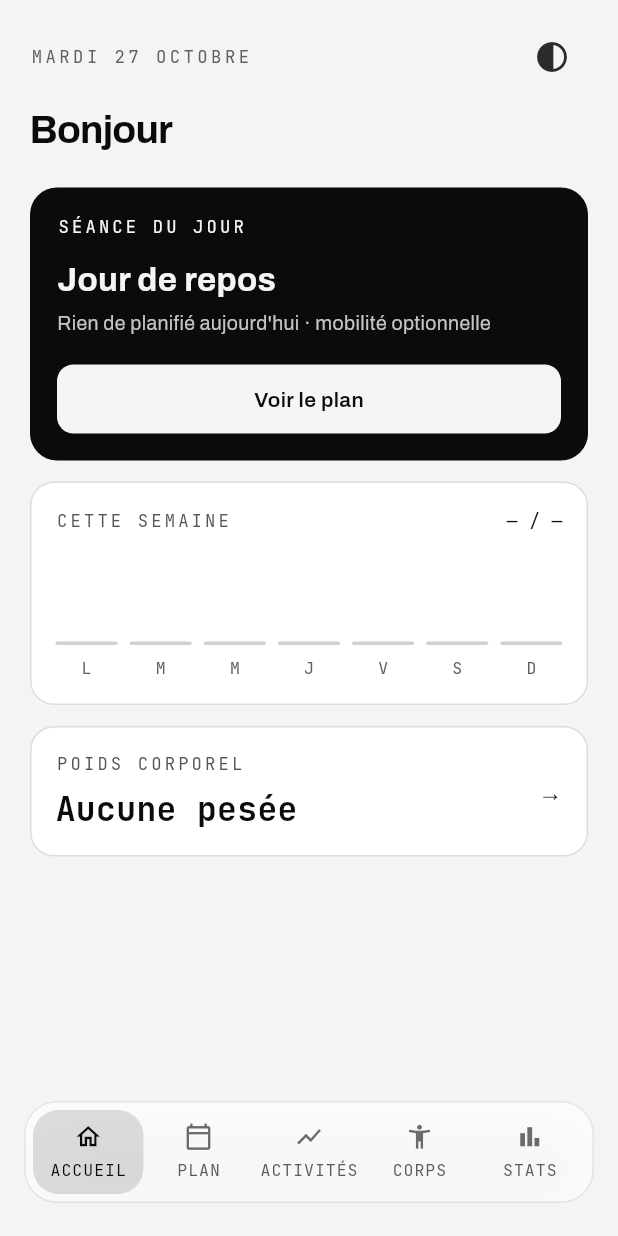
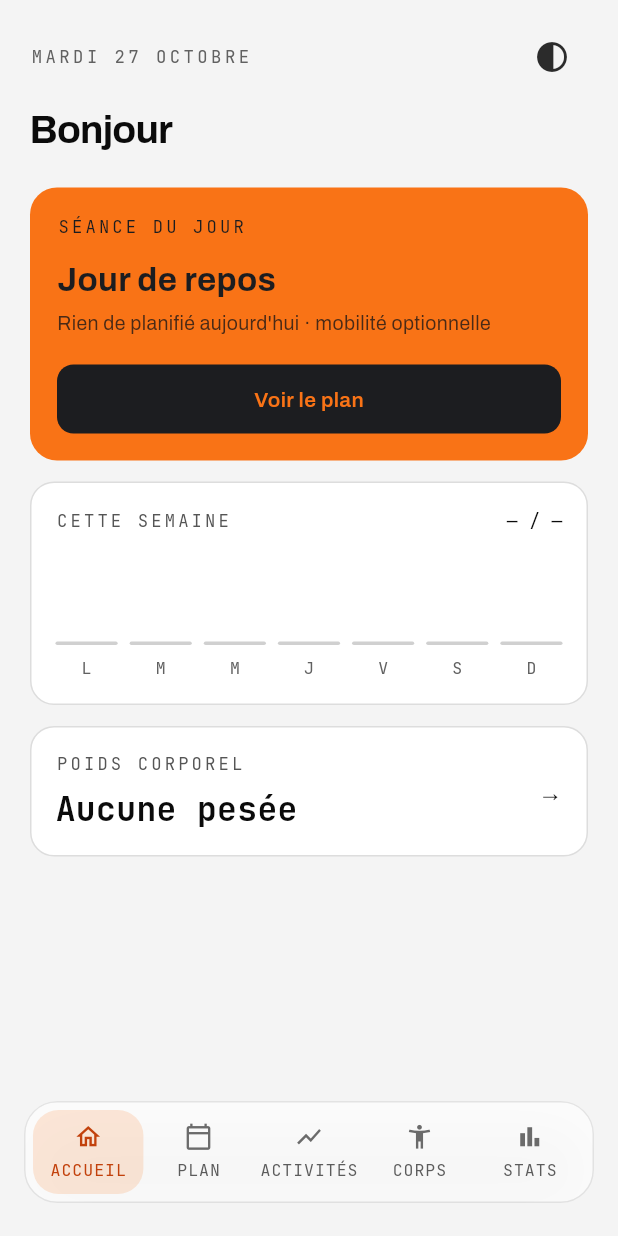
Before and after one commit to lucaslle/SportApp, a Flutter app: the screen it shows after launch, on a phone screen of 412 x 824 dp. Run offline on Flutter 3.47's test engine with Material 3 defaults, Android fonts, the phone set to English and light mode, and no system bars; our stand-ins replace file_picker, flutter_map, flutter_riverpod, flutter_secure_storage, google_fonts, latlong2.

Commit message:
Ajouter de la couleur : accent orange et une couleur par sport

```diff
--- a/fitness_tracker/lib/screens/activity_screen.dart
+++ b/fitness_tracker/lib/screens/activity_screen.dart
@@ -86,7 +86,7 @@ class ActivityScreen extends ConsumerWidget {
           child: Wrap(
             spacing: 8,
             runSpacing: 8,
-            children: [TagPill(session.sport.code), for (final tag in session.tags) TagPill(tag)],
+            children: [sportTag(session.sport), for (final tag in session.tags) TagPill(tag)],
           ),
         ),
         Text(session.title, style: AppText.screenTitle()),
@@ -285,7 +285,7 @@ class _RouteMap extends StatelessWidget {
           ),
         ),
         PolylineLayer(
-          polylines: [Polyline(points: route, color: AppColors.text, strokeWidth: 3.5)],
+          polylines: [Polyline(points: route, color: AppColors.accent, strokeWidth: 4)],
         ),
         CircleLayer(
           circles: [
--- a/fitness_tracker/lib/screens/goals_screen.dart
+++ b/fitness_tracker/lib/screens/goals_screen.dart
@@ -107,11 +107,10 @@ class GoalsScreen extends ConsumerWidget {
             child: ListRow(
               leading: Row(
                 children: [
-                  TagPill(
-                    exercise.sport.code,
+                  sportTag(
+                    exercise.sport,
                     size: 8,
                     radius: 4,
-                    color: AppColors.label,
                     spacingEm: .1,
                     padding: EdgeInsets.symmetric(horizontal: 6, vertical: 3),
                   ),
--- a/fitness_tracker/lib/screens/home_screen.dart
+++ b/fitness_tracker/lib/screens/home_screen.dart
@@ -196,7 +196,7 @@ class _TodaySessionCard extends StatelessWidget {
     return Container(
       padding: EdgeInsets.all(18),
       decoration: BoxDecoration(
-        color: AppColors.text,
+        color: AppColors.accent,
         borderRadius: BorderRadius.circular(18),
       ),
       child: Column(
@@ -208,15 +208,15 @@ class _TodaySessionCard extends StatelessWidget {
               Expanded(
                 child: Text(
                   session.done ? 'SÉANCE FAITE' : 'SÉANCE DU JOUR',
-                  style: AppText.mono(size: 10, color: AppColors.onLight, letterSpacingEm: .18),
+                  style: AppText.mono(size: 10, color: AppColors.onAccent, letterSpacingEm: .18),
                 ),
               ),
               SizedBox(width: 8),
               TagPill(
                 pill,
                 size: 10,
-                color: AppColors.onLight,
-                borderColor: AppColors.onLight,
+                color: AppColors.onAccent,
+                borderColor: AppColors.onAccent,
                 spacingEm: 0,
               ),
             ],
@@ -228,14 +228,14 @@ class _TodaySessionCard extends StatelessWidget {
               style: AppText.sans(
                 size: 22,
                 weight: FontWeight.w700,
-                color: AppColors.onLight,
+                color: AppColors.onAccent,
                 letterSpacingEm: -.01,
               ),
             ),
           ),
           Text(
             session.subtitle.isEmpty ? session.sport.label : session.subtitle,
-            style: AppText.sans(size: 13, color: AppColors.onLightMuted),
+            style: AppText.sans(size: 13, color: AppColors.onAccentMuted),
           ),
           Padding(
             padding: EdgeInsets.only(top: 16, bottom: 18),
@@ -267,9 +267,9 @@ class _TodaySessionCard extends StatelessWidget {
                 width: 52,
                 height: 46,
                 radius: 11,
-                borderColor: AppColors.onLight,
+                borderColor: AppColors.onAccent,
                 onTap: () => context.goTo(AppScreen.watch),
-                child: Text('GO', style: AppText.mono(size: 12, color: AppColors.onLight)),
+                child: Text('GO', style: AppText.mono(size: 12, color: AppColors.onAccent)),
               ),
             ],
           ),
@@ -297,8 +297,8 @@ class _DarkStat extends StatelessWidget {
     return Column(
       crossAxisAlignment: CrossAxisAlignment.start,
       children: [
-        Text(label, style: AppText.mono(size: 9, color: AppColors.onLightDim, letterSpacingEm: .14)),
-        Text(value, style: AppText.mono(size: 19, weight: FontWeight.w700, color: AppColors.onLight)),
+        Text(label, style: AppText.mono(size: 9, color: AppColors.onAccentMuted, letterSpacingEm: .14)),
+        Text(value, style: AppText.mono(size: 19, weight: FontWeight.w700, color: AppColors.onAccent)),
       ],
     );
   }
@@ -312,7 +312,7 @@ class _RestDayCard extends StatelessWidget {
     return Container(
       padding: EdgeInsets.all(18),
       decoration: BoxDecoration(
-        color: AppColors.text,
+        color: AppColors.accent,
         borderRadius: BorderRadius.circular(18),
       ),
       child: Column(
@@ -320,18 +320,18 @@ class _RestDayCard extends StatelessWidget {
         children: [
           Text(
             'SÉANCE DU JOUR',
-            style: AppText.mono(size: 10, color: AppColors.onLight, letterSpacingEm: .18),
+            style: AppText.mono(size: 10, color: AppColors.onAccent, letterSpacingEm: .18),
           ),
           Padding(
             padding: EdgeInsets.only(top: 12, bottom: 4),
             child: Text(
               'Jour de repos',
-              style: AppText.sans(size: 22, weight: FontWeight.w700, color: AppColors.onLight),
+              style: AppText.sans(size: 22, weight: FontWeight.w700, color: AppColors.onAccent),
             ),
           ),
           Text(
             'Rien de planifié aujourd\'hui · mobilité optionnelle',
-            style: AppText.sans(size: 13, color: AppColors.onLightMuted),
+            style: AppText.sans(size: 13, color: AppColors.onAccentMuted),
           ),
           SizedBox(height: 18),
           PrimaryButton(
--- a/fitness_tracker/lib/screens/rest_timer_sheet.dart
+++ b/fitness_tracker/lib/screens/rest_timer_sheet.dart
@@ -256,7 +256,7 @@ class _RestTimerSheetState extends State<_RestTimerSheet> with WidgetsBindingObs
             child: CircularProgressIndicator(
               value: (remaining / _restTotal).clamp(0, 1),
               strokeWidth: 8,
-              color: AppColors.text,
+              color: AppColors.accent,
               backgroundColor: AppColors.track,
             ),
           ),
--- a/fitness_tracker/lib/screens/session_screen.dart
+++ b/fitness_tracker/lib/screens/session_screen.dart
@@ -63,7 +63,7 @@ class SessionScreen extends ConsumerWidget {
           spacing: 8,
           runSpacing: 6,
           children: [
-            TagPill(session.sport.code),
+            sportTag(session.sport),
             for (final tag in session.tags) TagPill(tag),
           ],
         ),
--- a/fitness_tracker/lib/theme/app_theme.dart
+++ b/fitness_tracker/lib/theme/app_theme.dart
@@ -37,6 +37,10 @@ class AppPalette {
     required this.glass,
     required this.shadow,
     required this.splitBar,
+    required this.accent,
+    required this.onAccent,
+    required this.onAccentMuted,
+    required this.accentText,
     required this.isDark,
   });
 
@@ -78,6 +82,14 @@ class AppPalette {
   final Color shadow;
   /// Barres des temps au km.
   final Color splitBar;
+  /// Couleur d'accent orange : boutons principaux, carte du jour, onglet actif.
+  final Color accent;
+  /// Texte posé sur l'accent.
+  final Color onAccent;
+  /// Texte secondaire posé sur l'accent.
+  final Color onAccentMuted;
+  /// Accent lisible sur le fond : textes, courbes, tracés.
+  final Color accentText;
   final bool isDark;
 
   static const AppPalette dark = AppPalette(
@@ -113,6 +125,10 @@ class AppPalette {
     glass: Color(0xB82A2B30),
     shadow: Color(0x66000000),
     splitBar: Color(0xFFE0E0E2),
+    accent: Color(0xFFF97316),
+    onAccent: Color(0xFF1C1D20),
+    onAccentMuted: Color(0xFF4A2A16),
+    accentText: Color(0xFFFB923C),
     isDark: true,
   );
 
@@ -149,6 +165,10 @@ class AppPalette {
     glass: Color(0xCCFFFFFF),
     shadow: Color(0x1F000000),
     splitBar: Color(0xFF2B2B2B),
+    accent: Color(0xFFF97316),
+    onAccent: Color(0xFF1C1D20),
+    onAccentMuted: Color(0xFF4A2A16),
+    accentText: Color(0xFFC2410C),
     isDark: false,
   );
 }
@@ -160,6 +180,11 @@ abstract final class AppColors {
   static AppPalette get palette => _palette;
 
   static void use(AppPalette palette) => _palette = palette;
+
+  static Color get accent => _palette.accent;
+  static Color get onAccent => _palette.onAccent;
+  static Color get onAccentMuted => _palette.onAccentMuted;
+  static Color get accentText => _palette.accentText;
 
   static Color get background => _palette.background;
   static Color get card => _palette.card;
--- a/fitness_tracker/lib/widgets/glass_tab_bar.dart
+++ b/fitness_tracker/lib/widgets/glass_tab_bar.dart
@@ -60,8 +60,8 @@ class _TabButton extends StatelessWidget {
 
   @override
   Widget build(BuildContext context) {
-    final iconColor = selected ? AppColors.text : AppColors.dim;
-    final labelColor = selected ? AppColors.text : AppColors.muted;
+    final iconColor = selected ? AppColors.accentText : AppColors.dim;
+    final labelColor = selected ? AppColors.accentText : AppColors.muted;
     return GestureDetector(
       behavior: HitTestBehavior.opaque,
       onTap: onTap,
@@ -69,7 +69,7 @@ class _TabButton extends StatelessWidget {
         duration: Duration(milliseconds: 160),
         height: 58,
         decoration: BoxDecoration(
-          color: selected ? AppColors.text.withValues(alpha: .13) : Colors.transparent,
+          color: selected ? AppColors.accent.withValues(alpha: .16) : Colors.transparent,
           borderRadius: BorderRadius.circular(17),
         ),
         child: Column(
--- a/fitness_tracker/lib/widgets/trend_chart.dart
+++ b/fitness_tracker/lib/widgets/trend_chart.dart
@@ -129,12 +129,12 @@ class _TrendPainter extends CustomPainter {
     canvas.drawPath(
       line,
       Paint()
-        ..color = AppColors.text
+        ..color = AppColors.accentText
         ..strokeWidth = 2.5
         ..strokeJoin = StrokeJoin.round
         ..style = PaintingStyle.stroke,
     );
-    final dot = Paint()..color = AppColors.text;
+    final dot = Paint()..color = AppColors.accentText;
     for (final offset in offsets) {
       canvas.drawCircle(offset, 3, dot);
     }
```
Also changed, not shown: fitness_tracker/lib/screens/history_screen.dart (+4 -4 lines), fitness_tracker/lib/screens/stats_overview.dart (+5 -5 lines), fitness_tracker/lib/theme/sport_colors.dart (added, +38 -0 lines), fitness_tracker/lib/widgets/ui.dart (+25 -3 lines).
